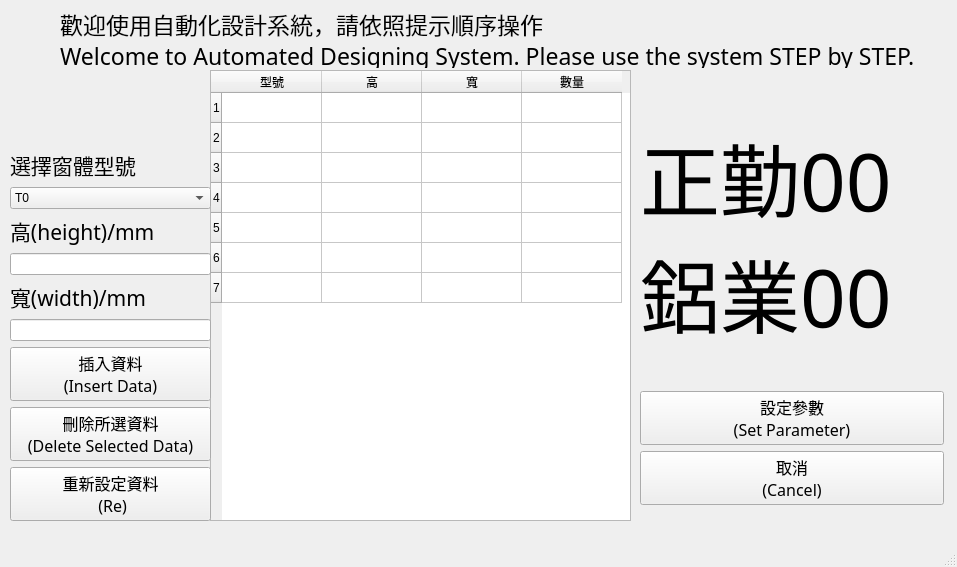
First picture: the form in newtest.ui, repository edupc/AL_window, before the edit.
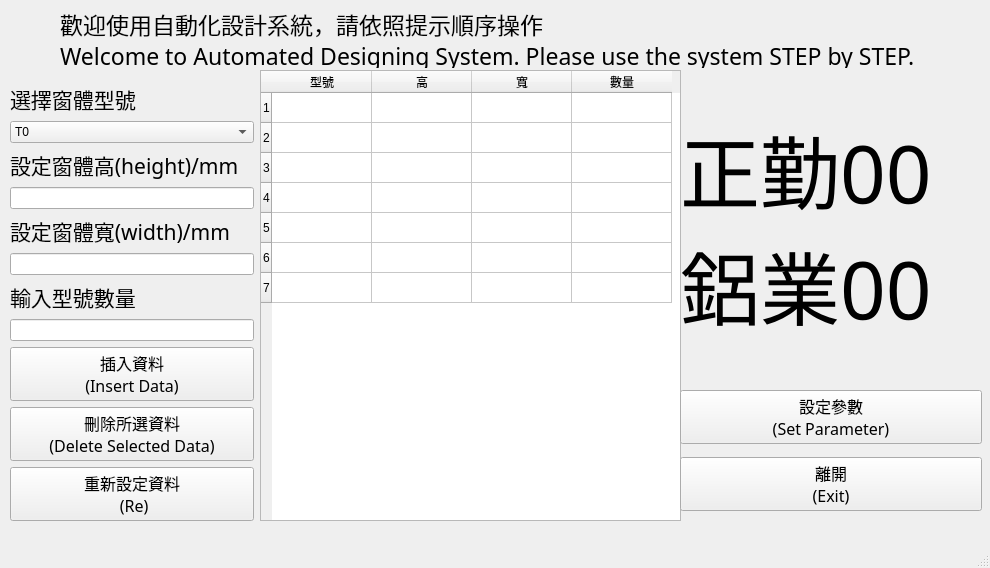
Second picture: the form after the edit.

What changed in the file:
```diff
--- a/newtest.ui
+++ b/newtest.ui
@@ -6,8 +6,8 @@
    <rect>
     <x>0</x>
     <y>0</y>
-    <width>957</width>
-    <height>567</height>
+    <width>990</width>
+    <height>568</height>
    </rect>
   </property>
   <property name="sizePolicy">
@@ -18,8 +18,8 @@
   </property>
   <property name="maximumSize">
    <size>
-    <width>957</width>
-    <height>567</height>
+    <width>990</width>
+    <height>568</height>
    </size>
   </property>
   <property name="sizeIncrement">
@@ -76,7 +76,7 @@
    <widget class="QTableWidget" name="tableWidget">
     <property name="geometry">
      <rect>
-      <x>210</x>
+      <x>260</x>
       <y>70</y>
       <width>421</width>
       <height>451</height>
@@ -143,7 +143,7 @@
      <rect>
       <x>10</x>
       <y>70</y>
-      <width>201</width>
+      <width>244</width>
       <height>451</height>
      </rect>
     </property>
@@ -205,7 +205,7 @@
         </font>
        </property>
        <property name="text">
-        <string>高(height)/mm</string>
+        <string>設定窗體高(height)/mm</string>
        </property>
       </widget>
      </item>
@@ -221,13 +221,32 @@
         </font>
        </property>
        <property name="text">
-        <string>寬(width)/mm</string>
+        <string>設定窗體寬(width)/mm</string>
        </property>
       </widget>
      </item>
      <item>
       <widget class="QLineEdit" name="lineEdit_W"/>
      </item>
+     <item>
+      <widget class="QLabel" name="label_Quantity">
+       <property name="font">
+        <font>
+         <family>微軟正黑體</family>
+         <pointsize>16</pointsize>
+        </font>
+       </property>
+       <property name="focusPolicy">
+        <enum>Qt::StrongFocus</enum>
+       </property>
+       <property name="text">
+        <string>輸入型號數量</string>
+       </property>
+      </widget>
+     </item>
+     <item>
+      <widget class="QLineEdit" name="lineEdit_Quantity"/>
+     </item>
      <item>
       <widget class="QPushButton" name="pushButton_set">
        <property name="font">
@@ -272,17 +291,15 @@
      </item>
     </layout>
    </widget>
-   <widget class="QWidget" name="layoutWidget">
+   <widget class="QWidget" name="">
     <property name="geometry">
      <rect>
-      <x>640</x>
+      <x>680</x>
       <y>70</y>
-      <width>304</width>
-      <height>451</height>
+      <width>302</width>
+      <height>449</height>
      </rect>
     </property>
-    <layout class="QVBoxLayout" name="verticalLayout_2">
-     <item>
       <layout class="QVBoxLayout" name="verticalLayout">
        <item>
         <widget class="QLabel" name="label_window_pic">
@@ -339,12 +356,10 @@
           </font>
          </property>
          <property name="text">
-          <string>取消
-(Cancel)</string>
-         </property>
-        </widget>
-       </item>
-      </layout>
+        <string>離開
+(Exit)</string>
+       </property>
+      </widget>
      </item>
     </layout>
    </widget>
```
Left out of the diff: 8 changed lines with no effect on the pictures. Lines whose indentation alone changed are shown as unchanged.
